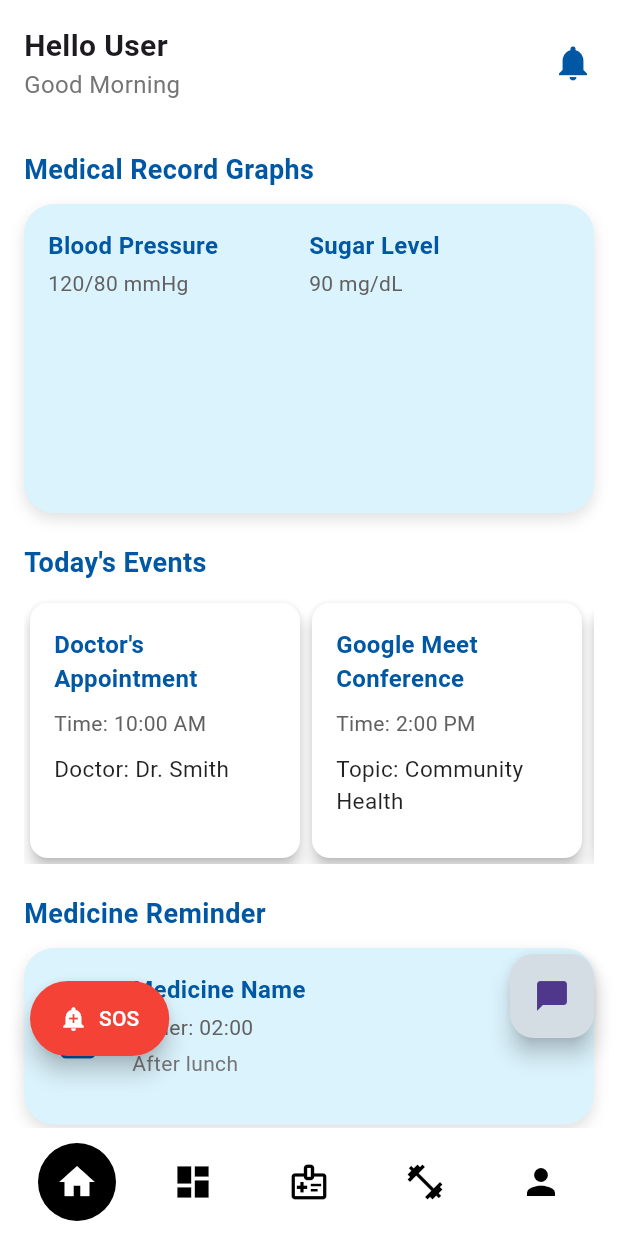
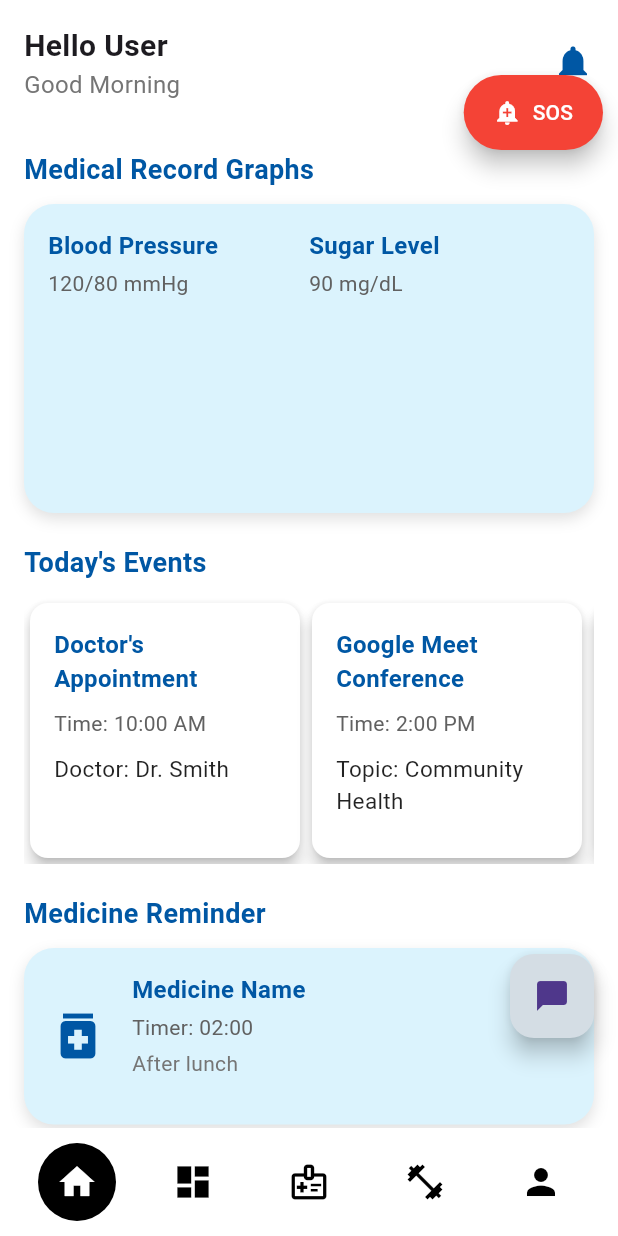
Before and after one commit to navaneeth0041/VitaCare, a Flutter app: the screen it shows after launch, on a phone screen of 412 x 824 dp. Run offline on Flutter 3.47's test engine with Material 3 defaults, Android fonts, the phone set to English and light mode, and no system bars; our stand-ins replace cloud_firestore, firebase_core, firebase_storage, flutter_local_notifications, flutter_riverpod, flutter_tts and 5 more; accounts and stored records are empty.

Commit message:
feat:changed sos position

```diff
--- a/vitacare/lib/homepage.dart
+++ b/vitacare/lib/homepage.dart
@@ -20,7 +20,7 @@ class HomePageState extends State<HomePage> {
   int _currentIndex = 0;
 
   final List<Widget> _pages = [
-    HomePageContent(
+    const HomePageContent(
       events: [
         {
           'title': 'Doctor\'s Appointment',
@@ -204,7 +204,7 @@ class HomePageContent extends StatelessWidget {
                 child: Column(
                   crossAxisAlignment: CrossAxisAlignment.start,
                   children: [
-                    Text(
+                    const Text(
                       'Hello User',
                       style: TextStyle(fontSize: 20, fontWeight: FontWeight.bold),
                     ),
@@ -226,7 +226,7 @@ class HomePageContent extends StatelessWidget {
               crossAxisAlignment: CrossAxisAlignment.start,
               children: [
                 // Medical Record Graphs Section
-                Text(
+                const Text(
                   'Medical Record Graphs',
                   style: TextStyle(
                     fontSize: 18,
@@ -239,7 +239,7 @@ class HomePageContent extends StatelessWidget {
                   height: screenWidth/2,
                   padding: const EdgeInsets.all(16.0),
                   decoration: BoxDecoration(
-                    color: Color(0xFFDBF3FD),
+                    color: const Color(0xFFDBF3FD),
                     borderRadius: BorderRadius.circular(20),
                     boxShadow: const [
                       BoxShadow(
@@ -255,7 +255,7 @@ class HomePageContent extends StatelessWidget {
                         child: Column(
                           crossAxisAlignment: CrossAxisAlignment.start,
                           children: [
-                            Text(
+                            const Text(
                               'Blood Pressure',
                               style: TextStyle(
                                 fontSize: 16,
@@ -275,7 +275,7 @@ class HomePageContent extends StatelessWidget {
                         child: Column(
                           crossAxisAlignment: CrossAxisAlignment.start,
                           children: [
-                            Text(
+                            const Text(
                               'Sugar Level',
                               style: TextStyle(
                                 fontSize: 16,
@@ -296,7 +296,7 @@ class HomePageContent extends StatelessWidget {
                 ),
                 const SizedBox(height: 20),
                 // Today’s Events Section
-                Text(
+                const Text(
                   'Today\'s Events',
                   style: TextStyle(
                     fontSize: 18,
@@ -353,7 +353,7 @@ class HomePageContent extends StatelessWidget {
 
                 const SizedBox(height: 20),
                 // Medicine Reminder Section
-                Text(
+                const Text(
                   'Medicine Reminder',
                   style: TextStyle(
                     fontSize: 18,
@@ -366,7 +366,7 @@ class HomePageContent extends StatelessWidget {
                   height: screenWidth/3.5,
                   padding: const EdgeInsets.all(16.0),
                   decoration: BoxDecoration(
-                    color: Color(0xFFDBF3FD),
+                    color: const Color(0xFFDBF3FD),
                     borderRadius: BorderRadius.circular(20),
                     boxShadow: const [
                       BoxShadow(
@@ -387,7 +387,7 @@ class HomePageContent extends StatelessWidget {
                       Column(
                         crossAxisAlignment: CrossAxisAlignment.start,
                         children: [
-                          Text(
+                          const Text(
                             'Medicine Name',
                             style: TextStyle(
                               fontSize: 16,
@@ -412,7 +412,7 @@ class HomePageContent extends StatelessWidget {
                 ),
                 const SizedBox(height: 20),
                 // Health Stats Section
-                Text(
+                const Text(
                   'Patient Health Stats',
                   style: TextStyle(
                     fontSize: 18,
--- a/vitacare/lib/main.dart
+++ b/vitacare/lib/main.dart
@@ -61,8 +61,8 @@ class MyApp extends ConsumerWidget {
                 ),
               // Add SOSButton here
               Positioned(
-                bottom: 120, // Adjust this value as needed
-                left: 20,   // Position it in the left corner
+                top: 50, // Adjust this value as needed
+                right: 10,   // Position it in the left corner
                 child: SOSButton(
                   emergencyNumber: '+916238170626',
                   emergencyContacts: const ['+918089198810', '+916238170626'],
```
